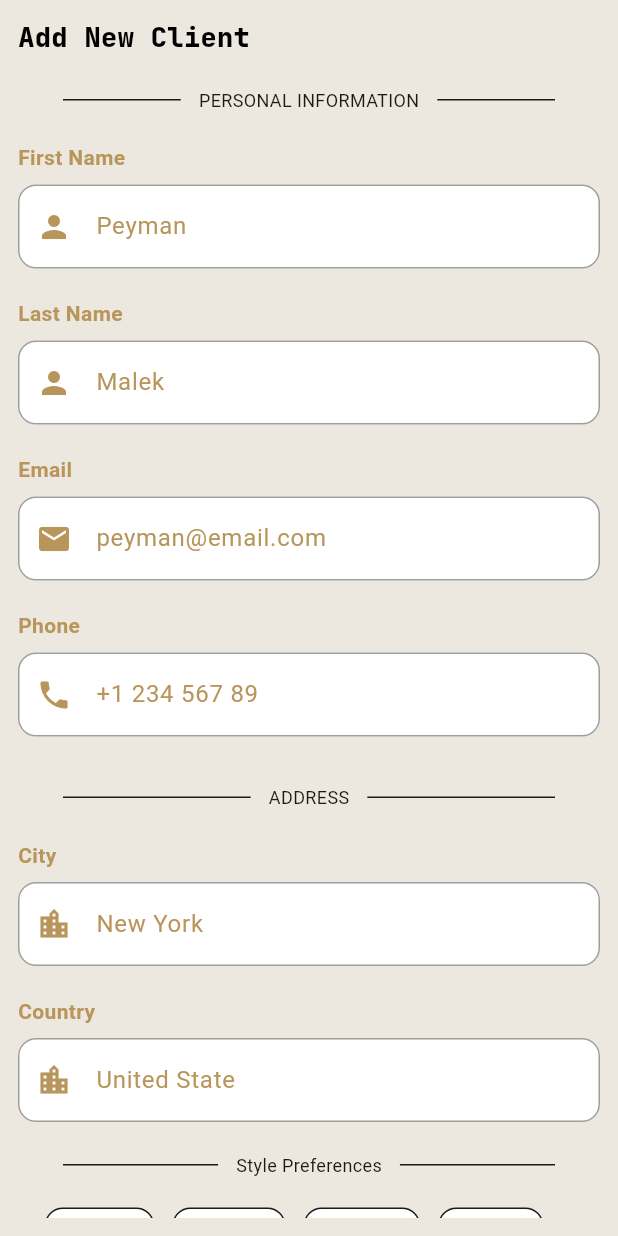
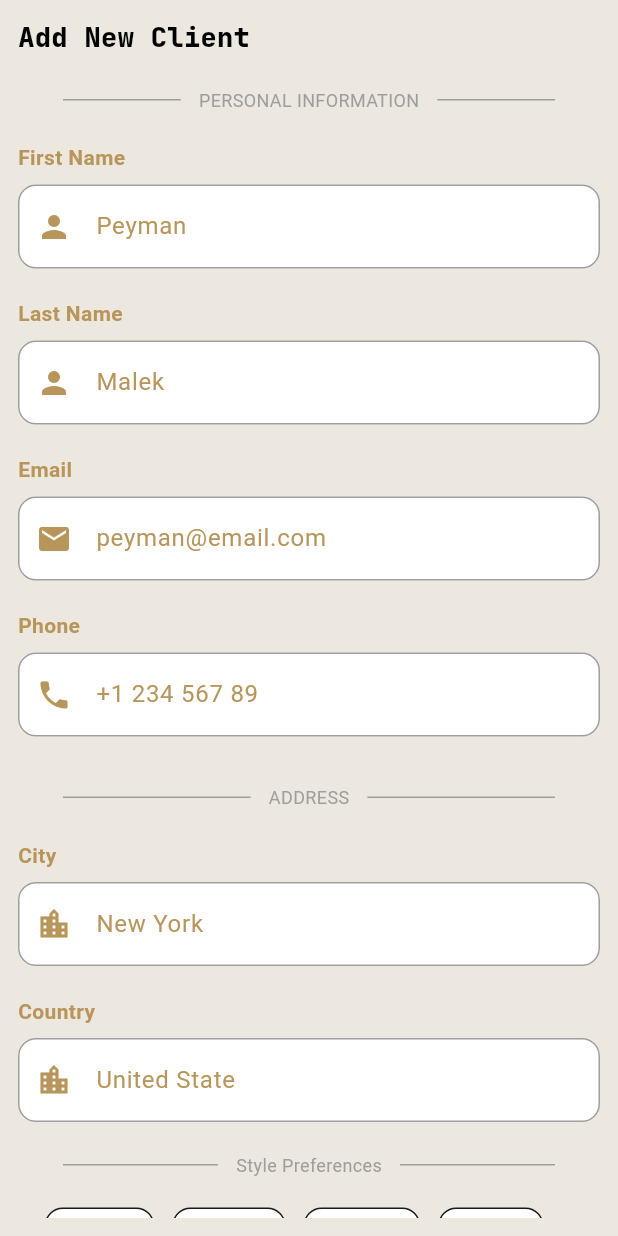
Before and after one commit to ppeymann/Atelier, a Flutter app: the AddClientPage screen opened directly, on a phone screen of 412 x 824 dp. Run offline on Flutter 3.47's test engine with Material 3 defaults, Android fonts, the light colour scheme and no system bars; our stand-ins replace shared_preferences; missing offline and left inert: progress_tracker; accounts and stored records are empty.

Commit message:
Fix divider

```diff
--- a/lib/components/divider_text.dart
+++ b/lib/components/divider_text.dart
@@ -8,7 +8,7 @@ class DividerText extends StatelessWidget {
 
   @override
   Widget build(BuildContext context) {
-    final color = Theme.of(context).colorScheme.primary;
+    final color = Colors.grey;
 
     return Padding(
       padding: const EdgeInsets.symmetric(horizontal: 30, vertical: 20),
--- a/lib/components/index.dart
+++ b/lib/components/index.dart
@@ -10,5 +10,7 @@ export 'custom_home_order.dart';
 export 'custom_info.dart';
 export 'custom_order_card.dart';
 export 'custom_segment_control.dart';
+export 'custom_small_input.dart';
 export 'custom_tier.dart';
+export 'date_picker_btn.dart';
 export 'divider_text.dart';
```
